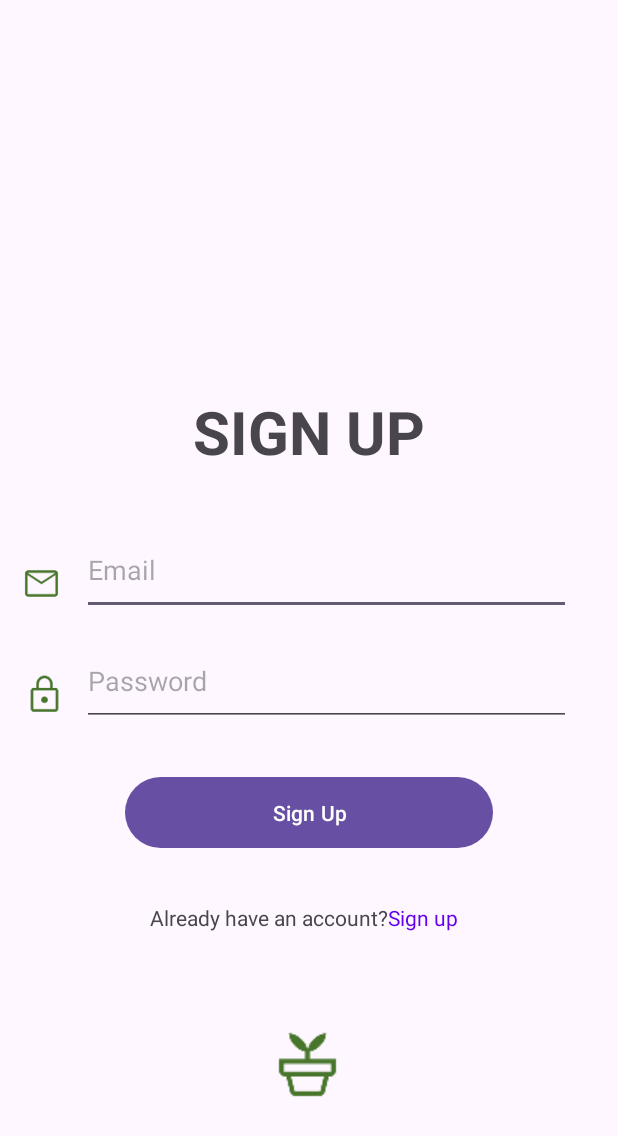
After one commit to quang0805/ProjectIIApp, an Android app: the fragment SignUpFragment shown on its own in the app's theme, on a phone screen of 412 x 824 dp. The commit adds this screen. Shown: the top 1136 px of the screen. Run offline under Robolectric (Android 15) with nearby library versions, the phone set to English and light mode, and no system bars.

Commit message:
add ui login, signup fragment

```diff
--- /dev/null
+++ b/app/src/main/java/com/example/projectiiapp/fragments/SignUpFragment.kt
@@ -0,0 +1,60 @@
+package com.example.projectiiapp.fragments
+
+import android.os.Bundle
+import androidx.fragment.app.Fragment
+import android.view.LayoutInflater
+import android.view.View
+import android.view.ViewGroup
+import com.example.projectiiapp.R
+
+// TODO: Rename parameter arguments, choose names that match
+// the fragment initialization parameters, e.g. ARG_ITEM_NUMBER
+private const val ARG_PARAM1 = "param1"
+private const val ARG_PARAM2 = "param2"
+
+/**
+ * A simple [Fragment] subclass.
+ * Use the [SignUpFragment.newInstance] factory method to
+ * create an instance of this fragment.
+ */
+class SignUpFragment : Fragment() {
+    // TODO: Rename and change types of parameters
+    private var param1: String? = null
+    private var param2: String? = null
+
+    override fun onCreate(savedInstanceState: Bundle?) {
+        super.onCreate(savedInstanceState)
+        arguments?.let {
+            param1 = it.getString(ARG_PARAM1)
+            param2 = it.getString(ARG_PARAM2)
+        }
+    }
+
+    override fun onCreateView(
+        inflater: LayoutInflater, container: ViewGroup?,
+        savedInstanceState: Bundle?
+    ): View? {
+        // Inflate the layout for this fragment
+        return inflater.inflate(R.layout.fragment_sign_up, container, false)
+    }
+
+    companion object {
+        /**
+         * Use this factory method to create a new instance of
+         * this fragment using the provided parameters.
+         *
+         * @param param1 Parameter 1.
+         * @param param2 Parameter 2.
+         * @return A new instance of fragment SignUpFragment.
+         */
+        // TODO: Rename and change types and number of parameters
+        @JvmStatic
+        fun newInstance(param1: String, param2: String) =
+            SignUpFragment().apply {
+                arguments = Bundle().apply {
+                    putString(ARG_PARAM1, param1)
+                    putString(ARG_PARAM2, param2)
+                }
+            }
+    }
+}
--- /dev/null
+++ b/app/src/main/res/layout/fragment_sign_up.xml
@@ -0,0 +1,123 @@
+<?xml version="1.0" encoding="utf-8"?>
+<androidx.constraintlayout.widget.ConstraintLayout xmlns:android="http://schemas.android.com/apk/res/android"
+    xmlns:app="http://schemas.android.com/apk/res-auto"
+    xmlns:tools="http://schemas.android.com/tools"
+    android:layout_width="match_parent"
+    android:layout_height="match_parent">
+
+    <EditText
+        android:id="@+id/edtEmailSignUp"
+        android:layout_width="326dp"
+        android:layout_height="59dp"
+        android:ems="10"
+        android:hint="Email"
+        android:inputType="textEmailAddress"
+        app:layout_constraintBottom_toBottomOf="parent"
+        app:layout_constraintEnd_toEndOf="parent"
+        app:layout_constraintHorizontal_bias="0.635"
+        app:layout_constraintStart_toStartOf="parent"
+        app:layout_constraintTop_toTopOf="parent"
+        app:layout_constraintVertical_bias="0.459" />
+
+    <EditText
+        android:id="@+id/edtPasswordSignUp"
+        android:layout_width="326dp"
+        android:layout_height="59dp"
+        android:ems="10"
+        android:fontFamily="sans-serif"
+        android:hint="Password"
+        android:inputType="textPassword"
+        app:layout_constraintBottom_toBottomOf="parent"
+        app:layout_constraintEnd_toEndOf="parent"
+        app:layout_constraintHorizontal_bias="0.635"
+        app:layout_constraintStart_toStartOf="parent"
+        app:layout_constraintTop_toBottomOf="@+id/edtEmailSignUp"
+        app:layout_constraintVertical_bias="0.042" />
+
+    <Button
+        android:id="@+id/btnSignUp"
+        android:layout_width="245dp"
+        android:layout_height="55dp"
+        android:text="Sign Up"
+        app:layout_constraintBottom_toBottomOf="parent"
+        app:layout_constraintEnd_toEndOf="parent"
+        app:layout_constraintStart_toStartOf="parent"
+        app:layout_constraintTop_toBottomOf="@+id/edtPasswordSignUp"
+        app:layout_constraintVertical_bias="0.105" />
+
+    <TextView
+        android:id="@+id/txtQuestionAlready"
+        android:layout_width="wrap_content"
+        android:layout_height="wrap_content"
+        android:text="Already have an account?"
+        app:layout_constraintBottom_toBottomOf="parent"
+        app:layout_constraintEnd_toEndOf="parent"
+        app:layout_constraintHorizontal_bias="0.396"
+        app:layout_constraintStart_toStartOf="parent"
+        app:layout_constraintTop_toBottomOf="@+id/btnSignUp"
+        app:layout_constraintVertical_bias="0.139" />
+
+    <TextView
+        android:id="@+id/txtLinkToSignUp"
+        android:layout_width="wrap_content"
+        android:layout_height="wrap_content"
+        android:text="Sign up"
+        android:textColor="#6200EE"
+        app:layout_constraintBottom_toBottomOf="parent"
+        app:layout_constraintEnd_toEndOf="parent"
+        app:layout_constraintHorizontal_bias="0.0"
+        app:layout_constraintStart_toEndOf="@+id/txtQuestionAlready"
+        app:layout_constraintTop_toBottomOf="@+id/btnSignUp"
+        app:layout_constraintVertical_bias="0.139" />
+
+    <ImageView
+        android:id="@+id/imgPlantPot"
+        android:layout_width="wrap_content"
+        android:layout_height="wrap_content"
+        android:src="@drawable/ic_potted_plant"
+        app:layout_constraintBottom_toBottomOf="parent"
+        app:layout_constraintEnd_toEndOf="parent"
+        app:layout_constraintHorizontal_bias="0.498"
+        app:layout_constraintStart_toStartOf="parent"
+        app:layout_constraintTop_toBottomOf="@+id/txtQuestionAlready"
+        app:layout_constraintVertical_bias="0.413" />
+
+    <ImageView
+        android:id="@+id/imgPasswordSignUp"
+        android:layout_width="27dp"
+        android:layout_height="39dp"
+        android:src="@drawable/lock"
+        app:layout_constraintBottom_toBottomOf="parent"
+        app:layout_constraintEnd_toStartOf="@+id/edtPasswordSignUp"
+        app:layout_constraintHorizontal_bias="0.592"
+        app:layout_constraintStart_toStartOf="parent"
+        app:layout_constraintTop_toTopOf="parent"
+        app:layout_constraintVertical_bias="0.565" />
+
+    <ImageView
+        android:id="@+id/imgEmailSignUp"
+        android:layout_width="31dp"
+        android:layout_height="26dp"
+        android:src="@drawable/ic_mail"
+        app:layout_constraintBottom_toTopOf="@+id/imgPasswordSignUp"
+        app:layout_constraintEnd_toStartOf="@+id/edtEmailSignUp"
+        app:layout_constraintHorizontal_bias="0.521"
+        app:layout_constraintStart_toStartOf="parent"
+        app:layout_constraintTop_toTopOf="parent"
+        app:layout_constraintVertical_bias="0.901" />
+
+    <TextView
+        android:id="@+id/txtSignUp"
+        android:layout_width="wrap_content"
+        android:layout_height="wrap_content"
+        android:text="SIGN UP"
+        android:textSize="40sp"
+        android:textStyle="bold"
+        app:layout_constraintBottom_toTopOf="@+id/edtEmailSignUp"
+        app:layout_constraintEnd_toEndOf="parent"
+        app:layout_constraintStart_toStartOf="parent"
+        app:layout_constraintTop_toTopOf="parent"
+        app:layout_constraintVertical_bias="0.878" />
+
+
+</androidx.constraintlayout.widget.ConstraintLayout>
--- a/app/src/main/res/values/strings.xml
+++ b/app/src/main/res/values/strings.xml
@@ -1,3 +1,5 @@
 <resources>
     <string name="app_name">Project II App</string>
+    <!-- TODO: Remove or change this placeholder text -->
+    <string name="hello_blank_fragment">Hello blank fragment</string>
 </resources>
```
Also changed, not shown: app/src/main/java/com/example/projectiiapp/MainActivity.kt (+34 -33 lines), app/src/main/java/com/example/projectiiapp/fragments/HomeFragment.kt (added, +60 -0 lines), app/src/main/java/com/example/projectiiapp/fragments/LoginFragment.kt (added, +60 -0 lines), app/src/main/res/layout/fragment_home.xml (added, +63 -0 lines), app/src/main/res/layout/fragment_login.xml (added, +122 -0 lines), app/src/main/res/drawable/ic_mail.png (added), app/src/main/res/drawable/ic_potted_plant.png (added), app/src/main/res/drawable/ic_temp_preferences.png (added), app/src/main/res/drawable/lock.png (added), app/src/main/res/drawable/plant.png (added).
